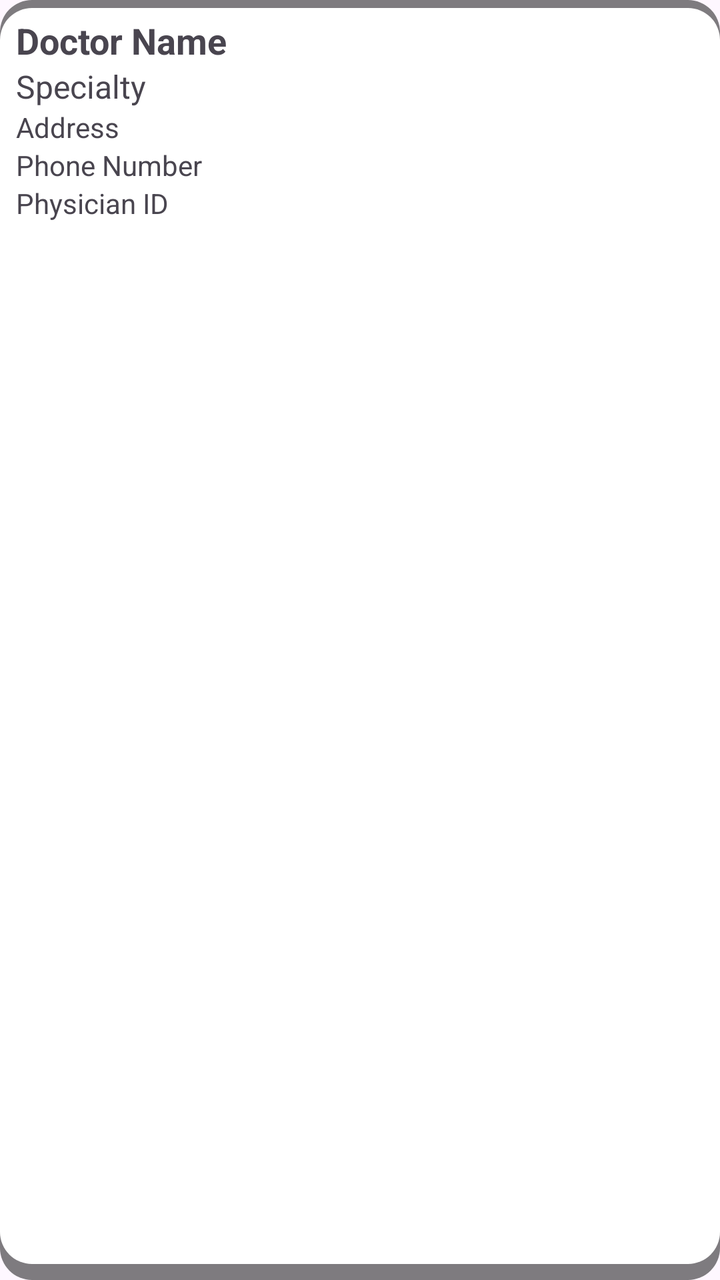
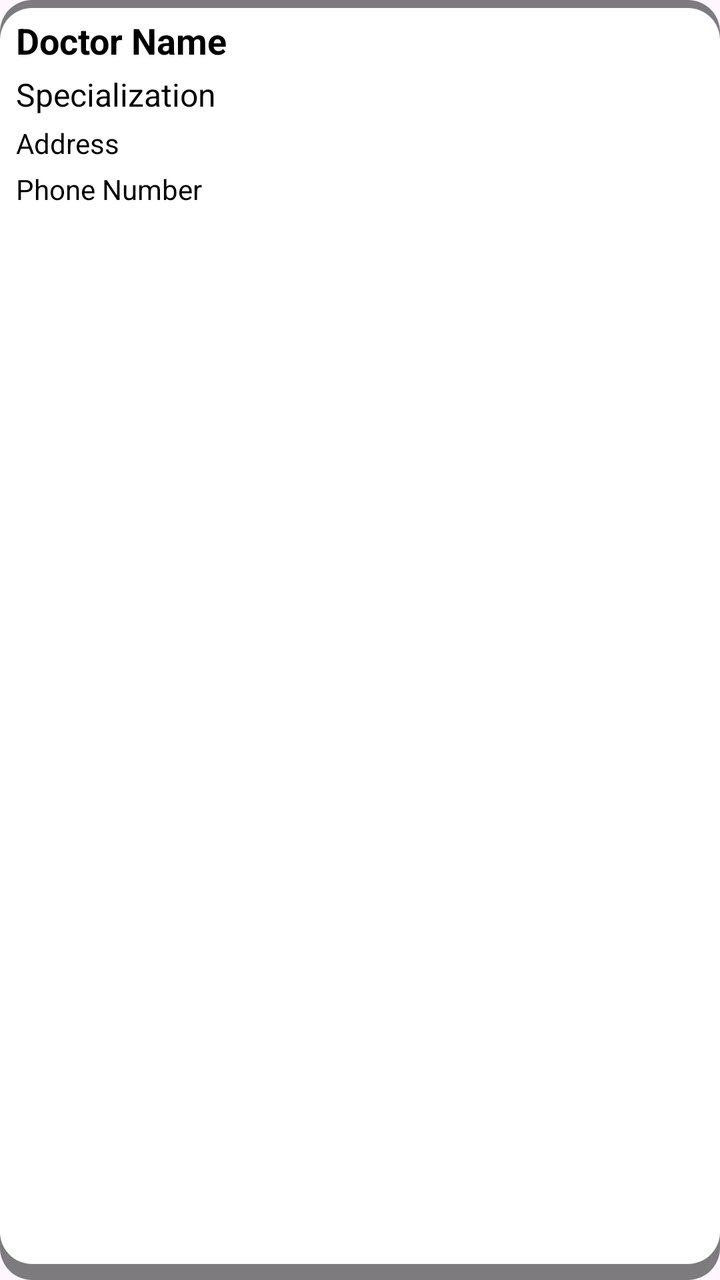

The first picture is an Android layout as it rendered before a commit; the second is the same layout after the commit. The layout source and the unified diff follow.
<!-- AndroidManifest.xml: application theme Theme.KliniKAndroid -->
<!-- res/layout/doctor_item.xml -->
<LinearLayout xmlns:android="http://schemas.android.com/apk/res/android"
    android:layout_width="match_parent"
    android:layout_height="wrap_content"
    android:orientation="vertical"
    android:padding="8dp"
    android:background="@drawable/doctor_item_background">

    <TextView
        android:id="@+id/doctorNameTextView"
        android:layout_width="wrap_content"
        android:layout_height="wrap_content"
        android:text="Doctor Name"
        android:textSize="18sp"
        android:textStyle="bold" />

    <TextView
        android:id="@+id/doctorSpecialtyTextView"
        android:layout_width="wrap_content"
        android:layout_height="wrap_content"
        android:text="Specialty"
        android:textSize="16sp" />

    <TextView
        android:id="@+id/doctorAddressTextView"
        android:layout_width="wrap_content"
        android:layout_height="wrap_content"
        android:text="Address"
        android:textSize="14sp" />

    <TextView
        android:id="@+id/doctorPhoneTextView"
        android:layout_width="wrap_content"
        android:layout_height="wrap_content"
        android:text="Phone Number"
        android:textSize="14sp" />

    <TextView
        android:id="@+id/doctorPhysIdTextView"
        android:layout_width="wrap_content"
        android:layout_height="wrap_content"
        android:text="Physician ID"
        android:textSize="14sp" />
</LinearLayout>
<!-- resources referenced by this layout -->
<resources>
  <!-- drawable doctor_item_background (drawable) -->
  <?xml version="1.0" encoding="utf-8"?>
  <layer-list xmlns:android="http://schemas.android.com/apk/res/android">
  
      
      <item>
          <shape android:shape="rectangle">
              <solid android:color="#80000000" /> 
              <corners android:radius="16dp" /> 
          </shape>
      </item>
  
      
      <item android:top="4dp" android:bottom="8dp">
          <shape android:shape="rectangle">
              <solid android:color="#FFFFFF" /> 
              <corners android:radius="16dp" /> 
          </shape>
      </item>
  
  </layer-list>
  <style name="Theme.KliniKAndroid" parent="Base.Theme.KliniKAndroid" />
  <style name="Base.Theme.KliniKAndroid" parent="Theme.Material3.DayNight.NoActionBar">
          
          
      </style>
</resources>

<!-- the commit's change to res/layout/doctor_item.xml (unified diff, before → after) -->
@@ -1,3 +1,4 @@
+<?xml version="1.0" encoding="utf-8"?>
 <LinearLayout xmlns:android="http://schemas.android.com/apk/res/android"
     android:layout_width="match_parent"
     android:layout_height="wrap_content"
@@ -6,38 +7,38 @@
     android:background="@drawable/doctor_item_background">
 
     <TextView
-        android:id="@+id/doctorNameTextView"
+        android:id="@+id/tv_name"
         android:layout_width="wrap_content"
         android:layout_height="wrap_content"
         android:text="Doctor Name"
         android:textSize="18sp"
-        android:textStyle="bold" />
+        android:textStyle="bold"
+        android:textColor="@color/black"/>
 
     <TextView
-        android:id="@+id/doctorSpecialtyTextView"
+        android:id="@+id/tv_specialization"
         android:layout_width="wrap_content"
         android:layout_height="wrap_content"
-        android:text="Specialty"
-        android:textSize="16sp" />
+        android:text="Specialization"
+        android:textSize="16sp"
+        android:textColor="@color/black"
+        android:paddingTop="4dp"/>
 
     <TextView
-        android:id="@+id/doctorAddressTextView"
+        android:id="@+id/tv_address"
         android:layout_width="wrap_content"
         android:layout_height="wrap_content"
         android:text="Address"
-        android:textSize="14sp" />
+        android:textSize="14sp"
+        android:textColor="@color/black"
+        android:paddingTop="4dp"/>
 
     <TextView
-        android:id="@+id/doctorPhoneTextView"
+        android:id="@+id/tv_phone"
         android:layout_width="wrap_content"
         android:layout_height="wrap_content"
         android:text="Phone Number"
-        android:textSize="14sp" />
-
-    <TextView
-        android:id="@+id/doctorPhysIdTextView"
-        android:layout_width="wrap_content"
-        android:layout_height="wrap_content"
-        android:text="Physician ID"
-        android:textSize="14sp" />
+        android:textSize="14sp"
+        android:textColor="@color/black"
+        android:paddingTop="4dp"/>
 </LinearLayout>
<!-- resource entries referenced after the edit -->
@@ -1,5 +1,6 @@
 <!-- resources referenced by this layout -->
 <resources>
+  <color name="black">#FF000000</color>
   <!-- drawable doctor_item_background (drawable) -->
   <?xml version="1.0" encoding="utf-8"?>
   <layer-list xmlns:android="http://schemas.android.com/apk/res/android">
